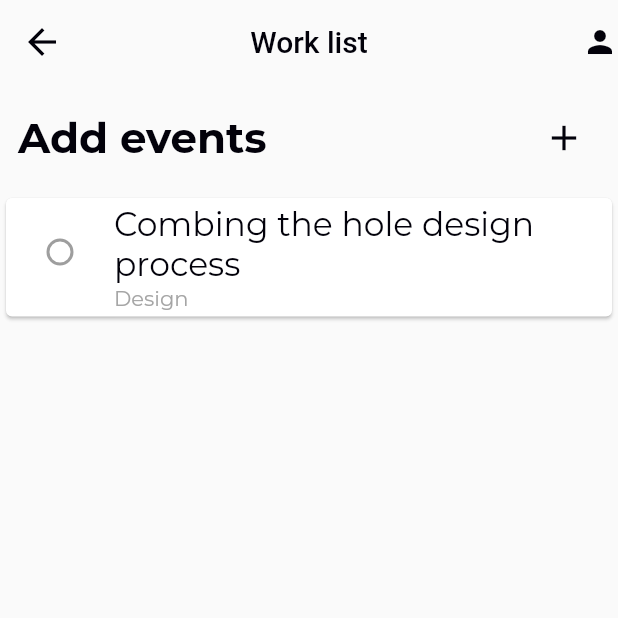
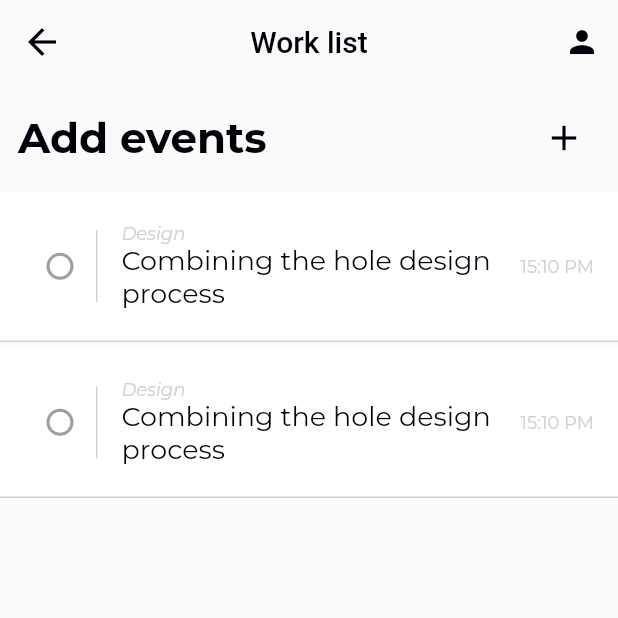
Before and after one commit to fillipehmeireles/todolist-app, a Flutter app: the Category screen opened directly, on a phone screen of 412 x 824 dp, the top half of it. Run offline on Flutter 3.47's test engine with Material 2 defaults, Android fonts, the phone set to English and light mode, and no system bars; our stand-ins replace glassmorphism, google_fonts.

Commit message:
doing - category view

```diff
--- a/lib/appstyle/app_fonts.dart
+++ b/lib/appstyle/app_fonts.dart
@@ -4,7 +4,7 @@ import 'package:todoapp/appstyle/color_palette.dart';
 
 class AppFonts {
   static Color primaryColor = AppColorPallete.deepBlue;
-  static Color secondaryColor = AppColorPallete.smoothGrey;
+  static Color secondaryColor = AppColorPallete.creamWhite;
   static TextStyle primaryFont({TextStyle? textStyle}) {
     return GoogleFonts.montserrat(textStyle: textStyle);
   }
--- a/lib/category/category.dart
+++ b/lib/category/category.dart
@@ -26,9 +26,12 @@ class Category extends StatelessWidget {
           ),
           centerTitle: true,
           actions: const [
-            Icon(
-              Icons.person,
-              color: AppColorPallete.deepBlue,
+            Padding(
+              padding: EdgeInsets.only(right: 12),
+              child: Icon(
+                Icons.person,
+                color: AppColorPallete.deepBlue,
+              ),
             )
           ],
           backgroundColor: Colors.transparent,
--- a/lib/category/view/add_events_view.dart
+++ b/lib/category/view/add_events_view.dart
@@ -2,7 +2,17 @@ part of 'category_view.dart';
 
 class _AddEventsView extends StatelessWidget {
   const _AddEventsView();
-
+  void _showDialog(context) => showDialog(
+      context: context,
+      builder: (BuildContext context) => BackdropFilter(
+          filter: ImageFilter.blur(sigmaX: 10, sigmaY: 10),
+          child: Dialog(
+            shape: RoundedRectangleBorder(
+                borderRadius: BorderRadius.circular(15.0)),
+            // backgroundColor: ColorResources.BLACK_ALPHA_65,
+            child: const SizedBox(
+                height: 40, child: AlertDialog(content: Text("hi"))),
+          )));
   @override
   Widget build(BuildContext context) => Padding(
         padding: const EdgeInsets.all(12),
@@ -16,9 +26,9 @@ class _AddEventsView extends StatelessWidget {
               fontWeight: FontWeight.bold,
             ),
             const Spacer(),
-            const IconButton(
-                onPressed: null,
-                icon: Icon(
+            IconButton(
+                onPressed: () => _showDialog(context),
+                icon: const Icon(
                   Icons.add,
                   color: AppColorPallete.deepBlue,
                   size: 28,
--- a/lib/category/view/category_view.dart
+++ b/lib/category/view/category_view.dart
@@ -1,5 +1,9 @@
+import 'dart:ui';
+
 import 'package:flutter/material.dart';
+import 'package:glassmorphism/glassmorphism.dart';
 import 'package:todoapp/appstyle/color_palette.dart';
+import 'package:todoapp/widgets/cards/primary_list_card.dart';
 import 'package:todoapp/widgets/text/primary_text.dart';
 import 'package:todoapp/widgets/text/secondary_text.dart';
 
@@ -14,22 +18,16 @@ class CategoryView extends StatelessWidget {
     return ListView(
       children: [
         const _AddEventsView(),
-        Card(
-          elevation: 1,
-          child: CheckboxListTile(
-            value: false,
-            onChanged: null,
-            title: PrimaryText(
-              text: "Combing the hole design process",
-              fontSize: 22,
-            ),
-            subtitle: SecondaryText(text: "Design"),
-            controlAffinity: ListTileControlAffinity.leading,
-            checkboxShape: RoundedRectangleBorder(
-                borderRadius: BorderRadius.circular(100),
-                side: BorderSide(color: categoryColor)),
-            checkColor: categoryColor,
-          ),
+        PrimaryListCard(
+          title: 'Combining the hole design process',
+          category: 'Design',
+          datetime: '15:10 PM',
+        ),
+        const Padding(padding: EdgeInsets.all(2)),
+        PrimaryListCard(
+          title: 'Combining the hole design process',
+          category: 'Design',
+          datetime: '15:10 PM',
         )
       ],
     );
--- /dev/null
+++ b/lib/widgets/cards/primary_list_card.dart
@@ -0,0 +1,49 @@
+import 'package:flutter/material.dart';
+
+import '../../appstyle/color_palette.dart';
+import '../text/primary_text.dart';
+import '../text/secondary_text.dart';
+
+class PrimaryListCard extends Container {
+  PrimaryListCard(
+      {super.key,
+      required String title,
+      required String category,
+      String? datetime})
+      : super(
+          decoration: const BoxDecoration(
+              border: Border(
+            bottom: BorderSide(color: AppColorPallete.creamWhite),
+          )),
+          child: ListTile(
+            contentPadding: const EdgeInsets.all(16),
+            tileColor: Colors.white,
+            subtitle: PrimaryText(
+              text: title,
+              fontSize: 18,
+            ),
+            title: SecondaryText(
+              text: category,
+              fontSize: 12,
+              fontStyle: FontStyle.italic,
+            ),
+            leading: Container(
+              decoration: const BoxDecoration(
+                border: Border(
+                    right: BorderSide(color: AppColorPallete.creamWhite)),
+              ),
+              child: const Checkbox(
+                shape: CircleBorder(),
+                onChanged: null,
+                value: false,
+              ),
+            ),
+            trailing: SizedBox(
+              child: SecondaryText(
+                text: datetime ?? '',
+                fontSize: 12,
+              ),
+            ),
+          ),
+        );
+}
--- a/lib/widgets/text/secondary_text.dart
+++ b/lib/widgets/text/secondary_text.dart
@@ -7,11 +7,13 @@ class SecondaryText extends Text {
       {super.key,
       required String text,
       double? fontSize,
-      FontWeight? fontWeight})
+      FontWeight? fontWeight,
+      FontStyle? fontStyle})
       : super(text,
             style: AppFonts.primaryFont(
                 textStyle: TextStyle(
                     fontSize: fontSize,
                     fontWeight: fontWeight,
-                    color: AppFonts.secondaryColor)));
+                    color: AppFonts.secondaryColor,
+                    fontStyle: fontStyle)));
 }
--- a/pubspec.yaml
+++ b/pubspec.yaml
@@ -32,6 +32,7 @@ dependencies:
   flutter:
     sdk: flutter
   google_fonts: ^3.0.1
+  glassmorphism: ^3.0.0
 
   # The following adds the Cupertino Icons font to your application.
   # Use with the CupertinoIcons class for iOS style icons.
```
Also changed, not shown: pubspec.lock.
